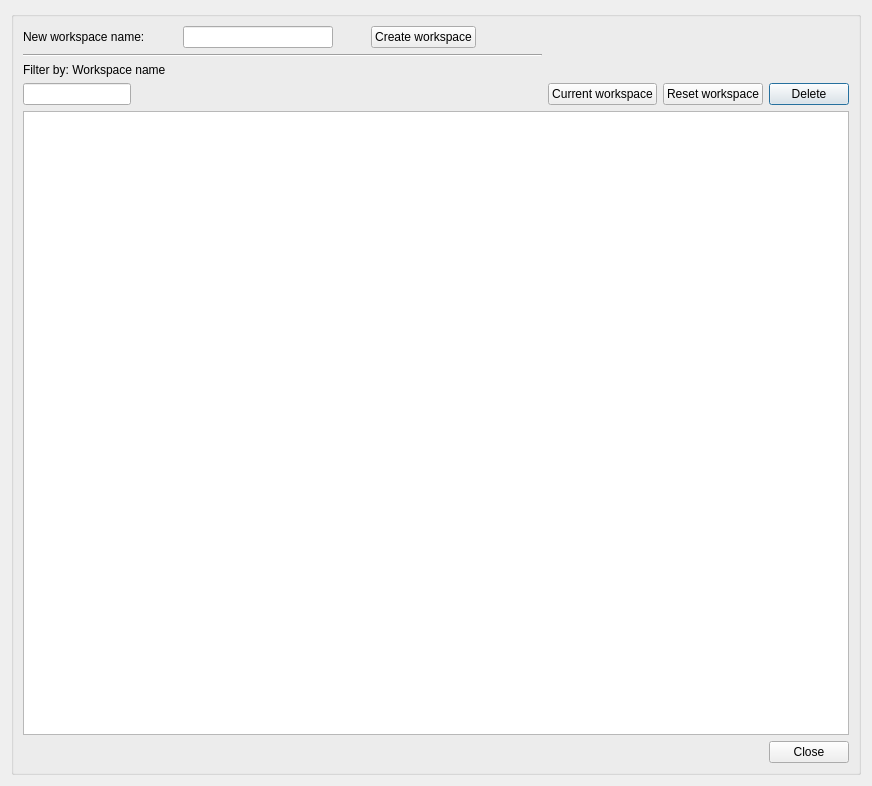
Above: core/ui/toolbars/utilities/workspace_manager.ui from Giswater/giswater_qgis_plugin before the change. Below: the same form after it.
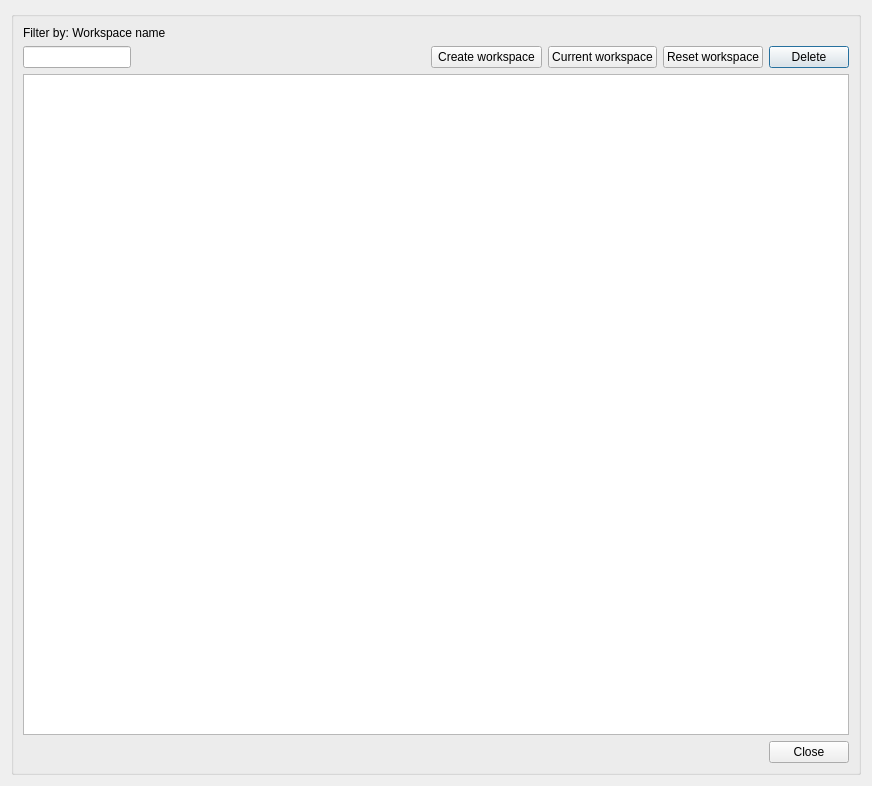
That is the form after the change.

The edit to the form file:
```diff
--- a/core/ui/toolbars/utilities/workspace_manager.ui
+++ b/core/ui/toolbars/utilities/workspace_manager.ui
@@ -20,20 +20,7 @@
       <string/>
      </property>
      <layout class="QGridLayout" name="verticalLayout_3">
-      <item row="7" column="0">
-       <widget class="QLineEdit" name="txt_name">
-        <property name="sizePolicy">
-         <sizepolicy hsizetype="Fixed" vsizetype="Fixed">
-          <horstretch>0</horstretch>
-          <verstretch>0</verstretch>
-         </sizepolicy>
-        </property>
-        <property name="text">
-         <string/>
-        </property>
-       </widget>
-      </item>
-      <item row="7" column="6">
+      <item row="5" column="8">
        <widget class="QPushButton" name="btn_delete">
         <property name="sizePolicy">
          <sizepolicy hsizetype="Fixed" vsizetype="Fixed">
@@ -46,13 +33,10 @@
         </property>
        </widget>
       </item>
-      <item row="8" column="0" colspan="7">
-       <widget class="QTableView" name="tbl_psm"/>
-      </item>
-      <item row="7" column="3">
-       <widget class="QLabel" name="lbl_vdefault_psector">
+      <item row="5" column="0">
+       <widget class="QLineEdit" name="txt_name">
         <property name="sizePolicy">
-         <sizepolicy hsizetype="Fixed" vsizetype="Preferred">
+         <sizepolicy hsizetype="Fixed" vsizetype="Fixed">
           <horstretch>0</horstretch>
           <verstretch>0</verstretch>
          </sizepolicy>
@@ -62,47 +46,63 @@
         </property>
        </widget>
       </item>
-      <item row="9" column="0" colspan="5">
-       <spacer name="horizontalSpacer">
-        <property name="orientation">
-         <enum>Qt::Horizontal</enum>
-        </property>
-        <property name="sizeHint" stdset="0">
-         <size>
-          <width>40</width>
-          <height>20</height>
-         </size>
-        </property>
-       </spacer>
-      </item>
-      <item row="9" column="6">
+      <item row="7" column="8">
        <widget class="QPushButton" name="btn_cancel">
         <property name="text">
          <string>Close</string>
         </property>
        </widget>
       </item>
-      <item row="6" column="0">
+      <item row="7" column="0" colspan="7">
+       <spacer name="horizontalSpacer">
+        <property name="orientation">
+         <enum>Qt::Horizontal</enum>
+        </property>
+        <property name="sizeHint" stdset="0">
+         <size>
+          <width>40</width>
+          <height>20</height>
+         </size>
+        </property>
+       </spacer>
+      </item>
+      <item row="6" column="0" colspan="9">
+       <widget class="QTableView" name="tbl_psm"/>
+      </item>
+      <item row="5" column="3">
+       <widget class="QLabel" name="lbl_vdefault_psector">
+        <property name="sizePolicy">
+         <sizepolicy hsizetype="Fixed" vsizetype="Preferred">
+          <horstretch>0</horstretch>
+          <verstretch>0</verstretch>
+         </sizepolicy>
+        </property>
+        <property name="text">
+         <string/>
+        </property>
+       </widget>
+      </item>
+      <item row="5" column="7">
+       <widget class="QPushButton" name="btn_reset">
+        <property name="sizePolicy">
+         <sizepolicy hsizetype="Fixed" vsizetype="Fixed">
+          <horstretch>0</horstretch>
+          <verstretch>0</verstretch>
+         </sizepolicy>
+        </property>
+        <property name="text">
+         <string>Reset workspace</string>
+        </property>
+       </widget>
+      </item>
+      <item row="4" column="0">
        <widget class="QLabel" name="lbl_workspace_name">
         <property name="text">
          <string>Filter by: Workspace name</string>
         </property>
        </widget>
       </item>
-      <item row="7" column="1" colspan="2">
-       <spacer name="horizontalSpacer_2">
-        <property name="orientation">
-         <enum>Qt::Horizontal</enum>
-        </property>
-        <property name="sizeHint" stdset="0">
-         <size>
-          <width>80</width>
-          <height>20</height>
-         </size>
-        </property>
-       </spacer>
-      </item>
-      <item row="7" column="4">
+      <item row="5" column="6">
        <widget class="QPushButton" name="btn_current">
         <property name="sizePolicy">
          <sizepolicy hsizetype="Fixed" vsizetype="Fixed">
@@ -115,83 +115,36 @@
         </property>
        </widget>
       </item>
-      <item row="7" column="5">
-       <widget class="QPushButton" name="btn_reset">
+      <item row="5" column="1" colspan="2">
+       <spacer name="horizontalSpacer_2">
+        <property name="orientation">
+         <enum>Qt::Horizontal</enum>
+        </property>
+        <property name="sizeHint" stdset="0">
+         <size>
+          <width>80</width>
+          <height>20</height>
+         </size>
+        </property>
+       </spacer>
+      </item>
+      <item row="5" column="5">
+       <widget class="QPushButton" name="btn_create">
+        <property name="text">
+         <string>Create workspace</string>
+        </property>
+       </widget>
+      </item>
+      <item row="5" column="4">
+       <widget class="QLabel" name="lbl_vdefault_workspace">
         <property name="sizePolicy">
-         <sizepolicy hsizetype="Fixed" vsizetype="Fixed">
+         <sizepolicy hsizetype="Fixed" vsizetype="Preferred">
           <horstretch>0</horstretch>
           <verstretch>0</verstretch>
          </sizepolicy>
         </property>
         <property name="text">
-         <string>Reset workspace</string>
-        </property>
-       </widget>
-      </item>
-      <item row="0" column="0">
-       <layout class="QGridLayout" name="gridLayout_2">
-        <item row="0" column="3">
-         <spacer name="horizontalSpacer_4">
-          <property name="orientation">
-           <enum>Qt::Horizontal</enum>
-          </property>
-          <property name="sizeHint" stdset="0">
-           <size>
-            <width>40</width>
-            <height>20</height>
-           </size>
-          </property>
-         </spacer>
-        </item>
-        <item row="0" column="2">
-         <widget class="QLineEdit" name="txt_workspace">
-          <property name="sizePolicy">
-           <sizepolicy hsizetype="Fixed" vsizetype="Fixed">
-            <horstretch>0</horstretch>
-            <verstretch>0</verstretch>
-           </sizepolicy>
-          </property>
-          <property name="minimumSize">
-           <size>
-            <width>150</width>
-            <height>0</height>
-           </size>
-          </property>
-         </widget>
-        </item>
-        <item row="0" column="1">
-         <spacer name="horizontalSpacer_3">
-          <property name="orientation">
-           <enum>Qt::Horizontal</enum>
-          </property>
-          <property name="sizeHint" stdset="0">
-           <size>
-            <width>40</width>
-            <height>20</height>
-           </size>
-          </property>
-         </spacer>
-        </item>
-        <item row="0" column="0">
-         <widget class="QLabel" name="lbl_new_workspace_name">
-          <property name="text">
-           <string>New workspace name:</string>
-          </property>
-         </widget>
-        </item>
-        <item row="0" column="4">
-         <widget class="QPushButton" name="btn_create">
-          <property name="text">
-           <string>Create workspace</string>
-          </property>
-         </widget>
-        </item>
-       </layout>
-      </item>
-      <item row="5" column="0" colspan="4">
-       <widget class="Line" name="line">
-        <property name="orientation">
-         <enum>Qt::Horizontal</enum>
+         <string/>
         </property>
        </widget>
       </item>
```
